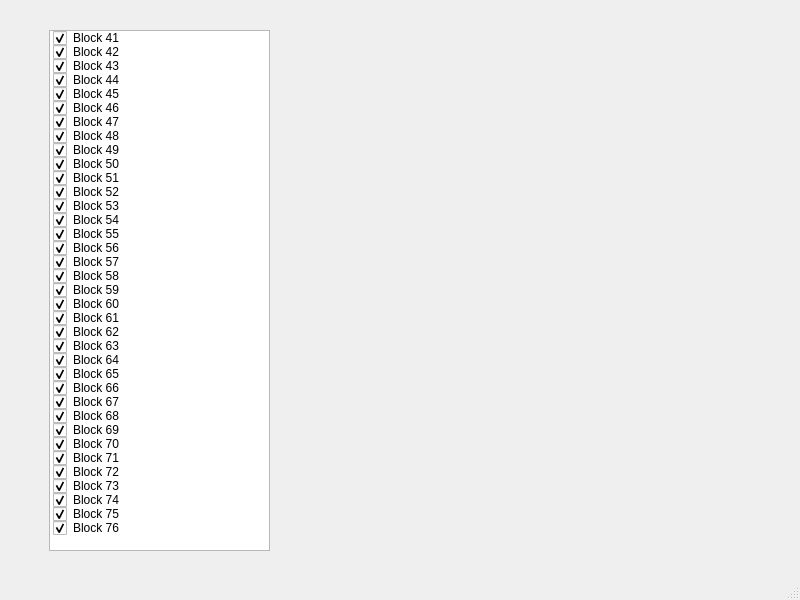
This is Wayside_Controller/Hardware/testbench.ui in ColeMinersUnion/Trains as Qt 5 draws it before an edit. The edited form follows.
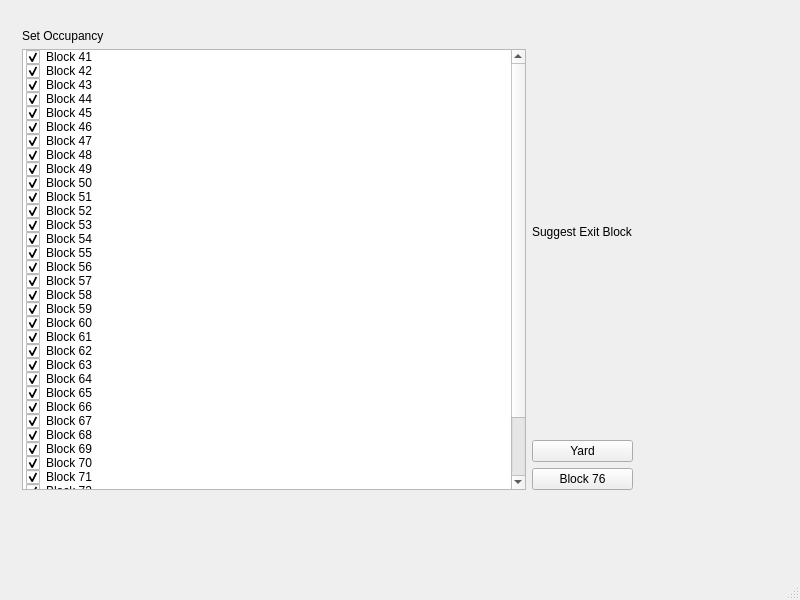
This is the edited form.

Commit message: added suggested switch

Patch:
```diff
--- a/Wayside_Controller/Hardware/testbench.ui
+++ b/Wayside_Controller/Hardware/testbench.ui
@@ -17,13 +17,22 @@
    <widget class="QWidget" name="verticalLayoutWidget">
     <property name="geometry">
      <rect>
-      <x>49</x>
-      <y>30</y>
-      <width>221</width>
-      <height>521</height>
+      <x>22</x>
+      <y>29</y>
+      <width>611</width>
+      <height>461</height>
      </rect>
     </property>
+    <layout class="QGridLayout" name="gridLayout">
+     <item row="0" column="0">
     <layout class="QVBoxLayout" name="verticalLayout">
+       <item>
+        <widget class="QLabel" name="label_2">
+         <property name="text">
+          <string>Set Occupancy</string>
+         </property>
+        </widget>
+       </item>
      <item>
       <widget class="QListWidget" name="occ_list">
        <item>
@@ -315,6 +324,33 @@
         </property>
        </item>
       </widget>
+       </item>
+      </layout>
+     </item>
+     <item row="0" column="1">
+      <layout class="QVBoxLayout" name="verticalLayout_2">
+       <item>
+        <widget class="QLabel" name="label">
+         <property name="text">
+          <string>Suggest Exit Block</string>
+         </property>
+        </widget>
+       </item>
+       <item>
+        <widget class="QPushButton" name="yard_switch">
+         <property name="text">
+          <string>Yard</string>
+         </property>
+        </widget>
+       </item>
+       <item>
+        <widget class="QPushButton" name="loop_switch">
+         <property name="text">
+          <string>Block 76</string>
+         </property>
+        </widget>
+       </item>
+      </layout>
      </item>
     </layout>
    </widget>
```
Left out of the diff: 2 changed lines with no effect on the pictures. Lines whose indentation alone changed are shown as unchanged. The commit also changes 3 other files.
